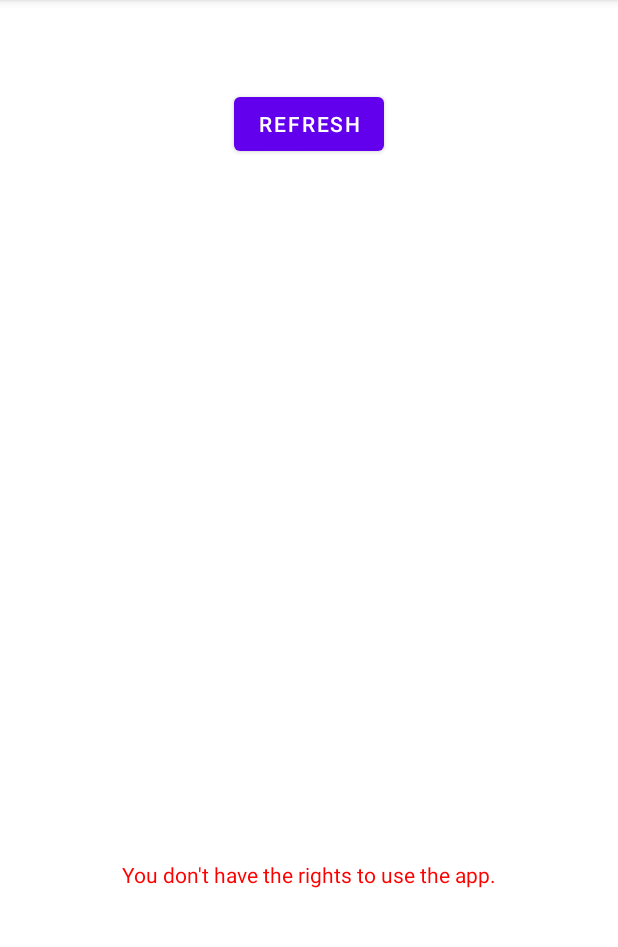
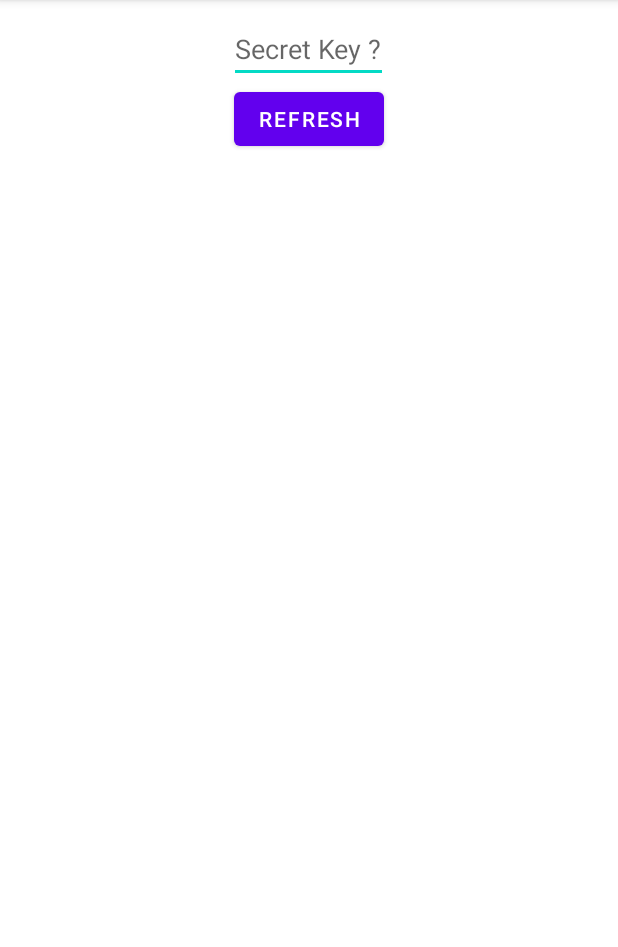
Before and after one commit to iT3nQ/SecureMobileApp, an Android app: the screen it shows after launch (MainActivity), on a phone screen of 412 x 824 dp, the part 84-1031 px from its top. Run offline under Robolectric (Android 15) with nearby library versions, the phone set to English and light mode, and no system bars; libraries missing offline, so code that uses them is left out: com.github.kittinunf.fuel, com.github.kittinunf.result; 1 statement that could not run was skipped.

Commit message:
Add user input and functionality to display multiple accounts

```diff
--- a/src/main/java/com/quentin/securebankaccount/MainActivity.kt
+++ b/src/main/java/com/quentin/securebankaccount/MainActivity.kt
@@ -2,10 +2,12 @@ package com.quentin.securebankaccount
 
 import android.os.Bundle
 import android.view.View
+import android.widget.EditText
 import android.widget.TextView
 import androidx.appcompat.app.AppCompatActivity
 import com.github.kittinunf.fuel.httpGet
 import com.github.kittinunf.result.Result
+import org.json.JSONArray
 import org.json.JSONObject
 import java.io.*
 import java.security.*
@@ -18,14 +20,13 @@ class MainActivity : AppCompatActivity() {
     override fun onCreate(savedInstanceState: Bundle?) {
         super.onCreate(savedInstanceState)
         setContentView(R.layout.activity_main)
+    }
+
+    fun refreshClick(view: View){
         refresh()
     }
 
-    fun refreshClick(view:View){
-        refresh()
-    }
-
-    private fun getJson(url:String): Pair<Boolean,String> {
+    private fun getJson(url: String): Pair<Boolean, String> {
         var data = ""
         var connected = false
         val httpAsync = url
@@ -45,62 +46,60 @@ class MainActivity : AppCompatActivity() {
         return Pair(connected, data)
     }
 
-    private fun display(data:String, data2:String){
+    private fun display(data: String, data2: String){
+        findViewById<TextView>(R.id.bankInfos).text = ""
         val personalInfos = JSONObject(data)
         val name = personalInfos.getString("name")
         val lastname = personalInfos.getString("lastname")
         val personalInfosText = getString(R.string.name) + name + getString(R.string.lastname) + lastname
         findViewById<TextView>(R.id.personalInfos).text = personalInfosText
-        val account = JSONObject(data2)
+        val accounts = JSONArray(data2)
+        for (i in 0 until accounts.length()) {
+            val account = accounts.getJSONObject(i)
             val id = account.getString("id")
             val accountName = account.getString("accountName")
             val amount = account.getString("amount")
             val iban = account.getString("iban")
             val currency = account.getString("currency")
             val accountText = getString(R.string.id) + id + getString(R.string.accountName) + accountName + getString(R.string.amount) + amount + getString(R.string.iban) + iban + getString(R.string.currency) + currency
-        findViewById<TextView>(R.id.bankInfos).text = accountText
+            findViewById<TextView>(R.id.bankInfos).append(accountText)
+        }
     }
 
     private fun refresh(){
+        findViewById<TextView>(R.id.bankInfos).text = ""
+        findViewById<TextView>(R.id.personalInfos).text = ""
         var accepted = false
-        val osLoginW: OutputStream = openFileOutput("id.txt", MODE_PRIVATE)
-        val loutLoginW = BufferedWriter(OutputStreamWriter(osLoginW))
-        loutLoginW.write("1");//Replace the action of the user. Don't have to be hidden.
-        loutLoginW.close();
-        val osLoginR: InputStream = openFileInput("id.txt")
-        val loutLoginR = BufferedReader(InputStreamReader(osLoginR))
-        val dataLoginR = loutLoginR.readLine()
-        if (ID().contentEquals(dataLoginR)){
+        if (MasterKey().contentEquals(findViewById<EditText>(R.id.keyEditText).text)){
             accepted = true
         }
-        loutLoginR.close()
         if(accepted) {
             val pair1 = getJson(API() + "/" + ID())
-            val pair2 = getJson(API2() + "/" + ID())
+            val pair2 = getJson(API2())
             val connected = pair1.first && pair2.first
             var data = pair1.second
             var data2 = pair2.second
             if (connected) {
                 findViewById<TextView>(R.id.error).text = ""
-                display(data,data2)
+                display(data, data2)
                 val os: OutputStream = openFileOutput("personal_data.txt", MODE_PRIVATE)
                 val dataBytes = encryptMsg(data, Key())
                 os.write(dataBytes)
                 os.close()
                 val os2: OutputStream = openFileOutput("account_data.txt", MODE_PRIVATE)
                 val data2Bytes = encryptMsg(data2, Key())
-                os2.write(data2Bytes);
-                os2.close();
+                os2.write(data2Bytes)
+                os2.close()
             } else {
                 findViewById<TextView>(R.id.error).text = getString(R.string.interneterror)
                 try {
                     val os3: InputStream = openFileInput("personal_data.txt")
-                    data = decryptMsg(os3.readBytes(),Key()).toString()
+                    data = decryptMsg(os3.readBytes(), Key()).toString()
                     os3.close()
                     val os4: InputStream = openFileInput("account_data.txt")
-                    data2 = decryptMsg(os4.readBytes(),Key()).toString()
+                    data2 = decryptMsg(os4.readBytes(), Key()).toString()
                     os4.close()
-                    display(data,data2)
+                    display(data, data2)
                 } catch (e: Exception) {
                     findViewById<TextView>(R.id.error).text = getString(R.string.storageerror)
                 }
@@ -178,6 +177,7 @@ class MainActivity : AppCompatActivity() {
     external fun API2(): String
     external fun ID(): String
     external fun Key(): String
+    external fun MasterKey(): String
 
     companion object {
         // Used to load the 'native-lib' library on application startup.
--- a/src/main/res/layout/activity_main.xml
+++ b/src/main/res/layout/activity_main.xml
@@ -1,51 +1,53 @@
 <?xml version="1.0" encoding="utf-8"?>
-<androidx.constraintlayout.widget.ConstraintLayout xmlns:android="http://schemas.android.com/apk/res/android"
-    xmlns:app="http://schemas.android.com/apk/res-auto"
+<LinearLayout xmlns:android="http://schemas.android.com/apk/res/android"
     xmlns:tools="http://schemas.android.com/tools"
     android:layout_width="match_parent"
     android:layout_height="match_parent"
+    android:orientation="vertical"
     tools:context=".MainActivity">
 
-    <Button
+    <EditText
+        android:id="@+id/keyEditText"
         android:layout_width="wrap_content"
         android:layout_height="wrap_content"
+        android:autofillHints="@string/keyHint"
+        android:hint="@string/keyHint"
+        android:inputType="textPassword"
+        android:layout_gravity="center"
+        android:layout_marginTop="10dp"/>
+
+    <Button
+        android:id="@+id/button"
+        android:layout_width="wrap_content"
+        android:layout_height="wrap_content"
+        android:onClick="refreshClick"
         android:text="@string/btnRefresh"
-        android:onClick="refreshClick"
-        app:layout_constraintBottom_toTopOf="@+id/personalInfos"
-        app:layout_constraintEnd_toEndOf="parent"
-        app:layout_constraintStart_toStartOf="parent"
-        app:layout_constraintTop_toTopOf="parent"/>
+        android:layout_gravity="center" />
 
     <TextView
         android:id="@+id/personalInfos"
         android:layout_width="wrap_content"
         android:layout_height="wrap_content"
         android:textColor="@color/black"
-        android:textSize="30dp"
+        android:textSize="14sp"
         android:textStyle="bold"
-        app:layout_constraintBottom_toTopOf="@+id/bankInfos"
-        app:layout_constraintLeft_toLeftOf="parent"
-        app:layout_constraintRight_toRightOf="parent"
-        app:layout_constraintTop_toTopOf="parent" />
+        android:layout_gravity="center"
+        android:layout_marginTop="10dp"/>
+
     <TextView
         android:id="@+id/bankInfos"
         android:layout_width="wrap_content"
         android:layout_height="wrap_content"
         android:textColor="@color/black"
-        android:textSize="20dp"
-        app:layout_constraintBottom_toBottomOf="parent"
-        app:layout_constraintLeft_toLeftOf="parent"
-        app:layout_constraintRight_toRightOf="parent"
-        app:layout_constraintTop_toTopOf="parent" />
+        android:textSize="12sp"
+        android:layout_gravity="center" />
 
     <TextView
         android:id="@+id/error"
         android:layout_width="wrap_content"
         android:layout_height="wrap_content"
         android:textColor="#ff0000"
-        app:layout_constraintBottom_toBottomOf="parent"
-        app:layout_constraintLeft_toLeftOf="parent"
-        app:layout_constraintRight_toRightOf="parent"
-        app:layout_constraintTop_toBottomOf="@+id/bankInfos" />
+        android:layout_gravity="center"
+        android:layout_marginTop="10dp"/>
 
-</androidx.constraintlayout.widget.ConstraintLayout>
+</LinearLayout>
--- a/src/main/res/values/strings.xml
+++ b/src/main/res/values/strings.xml
@@ -11,4 +11,5 @@
     <string name="currency">\nCurrency : </string>
     <string name="rightserror">You don\'t have the rights to use the app.</string>
     <string name="storageerror">No internet connection\nYou have not been connected before.\nYou are not able to see your bank infos</string>
+    <string name="keyHint">Secret Key ?</string>
 </resources>
```
Also changed, not shown: 4 other files. Lines whose indentation alone changed are shown as unchanged.
